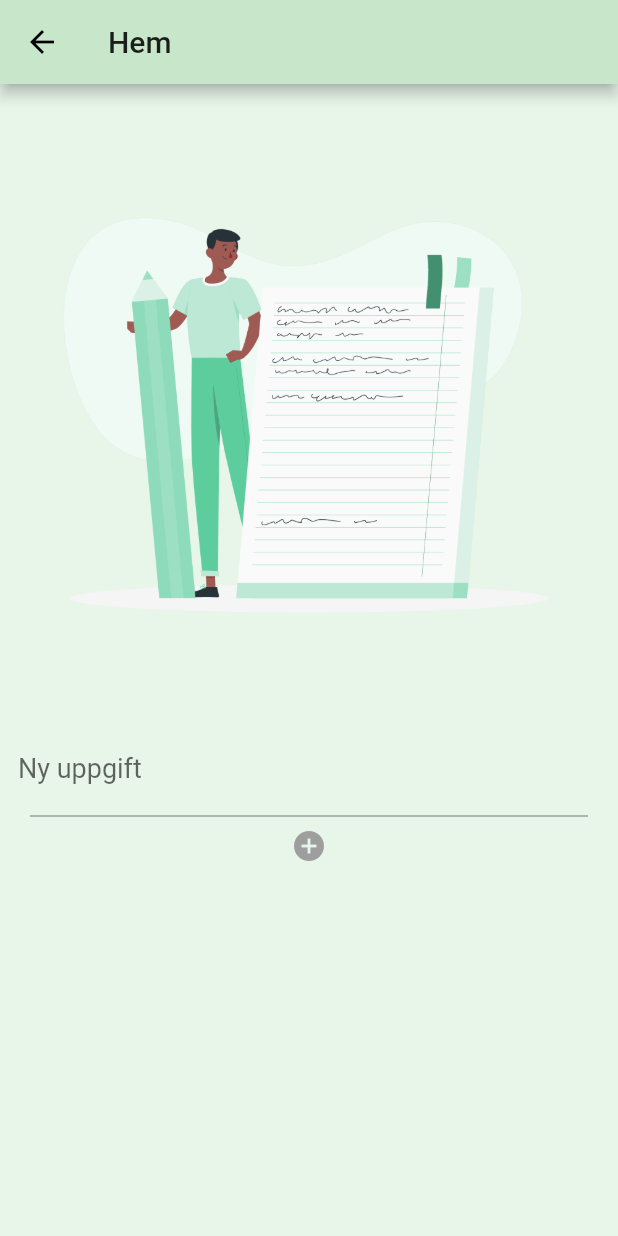
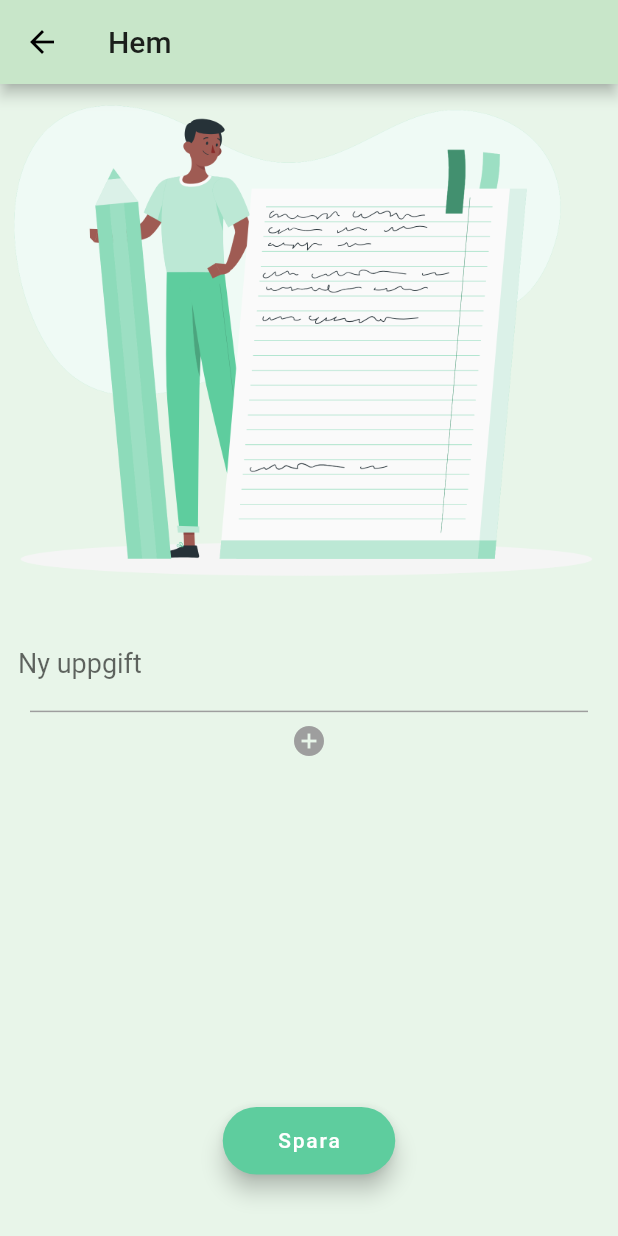
Before and after one commit to maxNyst/FAUNAtic_FrontEnd, a Flutter app: the NewAssignmentScreen screen opened by its route, on a phone screen of 412 x 824 dp. Run offline on Flutter 3.47's test engine with Material 2 defaults, Android fonts, the phone set to English and light mode, and no system bars; our stand-ins replace firebase_auth, firebase_core, google_fonts; missing offline and left inert: dart:ffi; accounts and stored records are empty.

Commit message:
added save button to assignments

```diff
--- a/lib/Screens/Assignments/new_assignment.dart
+++ b/lib/Screens/Assignments/new_assignment.dart
@@ -8,6 +8,8 @@ class NewAssignmentScreen extends StatelessWidget {
     var size = MediaQuery.of(context).size;
 
     return Scaffold(
+      resizeToAvoidBottomInset: false,
+
       appBar: AppBar(
         actions: [
         ],
@@ -18,7 +20,7 @@ class NewAssignmentScreen extends StatelessWidget {
           child: Column(
             children: [
               Image.asset(
-                'assets/Notebook-rafiki.png',
+                'assets/Notebook-rafikiV2.png',
               ),
               Padding(
                 padding: const EdgeInsets.only(top: 20.0),
@@ -42,11 +44,57 @@ class NewAssignmentScreen extends StatelessWidget {
                 Icons.add_circle,
                     size: 24,
                 color: Colors.grey,
-              )
+              ),
             ],
           ),
         ),
       ),
+      floatingActionButton: Padding(
+        padding: const EdgeInsets.only(bottom: 25.0),
+        child: SizedBox(
+            width: 115.0,
+            height: 45.0,
+            child: FloatingActionButton.extended(
+              backgroundColor: const Color(0xff5ECD9E),
+              foregroundColor: Colors.white,
+              onPressed: () {
+                print('knappen funkar');
+              },
+              label: Text('Spara'),
+            ),
+        ),
+      ),
+      floatingActionButtonLocation: FloatingActionButtonLocation.centerFloat,
     );
   }
 }
+
+class SaveButton extends StatelessWidget {
+  const SaveButton({
+    Key key,
+  }) : super(key: key);
+
+  @override
+  Widget build(BuildContext context) {
+    return Scaffold(
+      body: Center(
+        child: Padding(
+          padding: const EdgeInsets.only(bottom: 35.0),
+          child: SizedBox(
+            width: 115.0,
+            height: 45.0,
+            child: FloatingActionButton.extended(
+              backgroundColor: const Color(0xff5ECD9E),
+              foregroundColor: Colors.white,
+              onPressed: () {
+                // Respond to button press
+              },
+              label: Text('Spara'),
+            ),
+          ),
+        ),
+      ),
+      floatingActionButtonLocation: FloatingActionButtonLocation.centerFloat,
+    );
+  }
+}
--- a/pubspec.yaml
+++ b/pubspec.yaml
@@ -60,6 +60,8 @@ flutter:
     - assets/Nature-amico.png
     - assets/Notebook-rafiki.png
     - assets/images/logo.png
+    - assets/Notebook-rafikiV2.png
+    -
   # The following line ensures that the Material Icons font is
   # included with your application, so that you can use the icons in
   # the material Icons class.
```
Also changed, not shown: assets/Notebook-rafikiV2.png (added).
